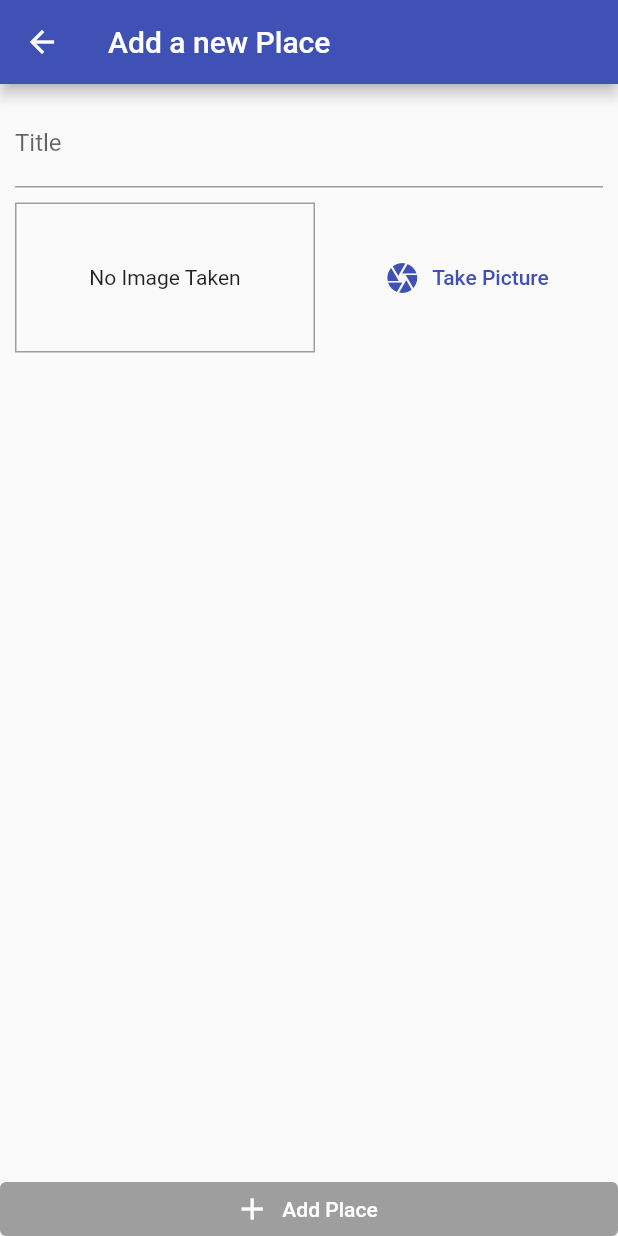
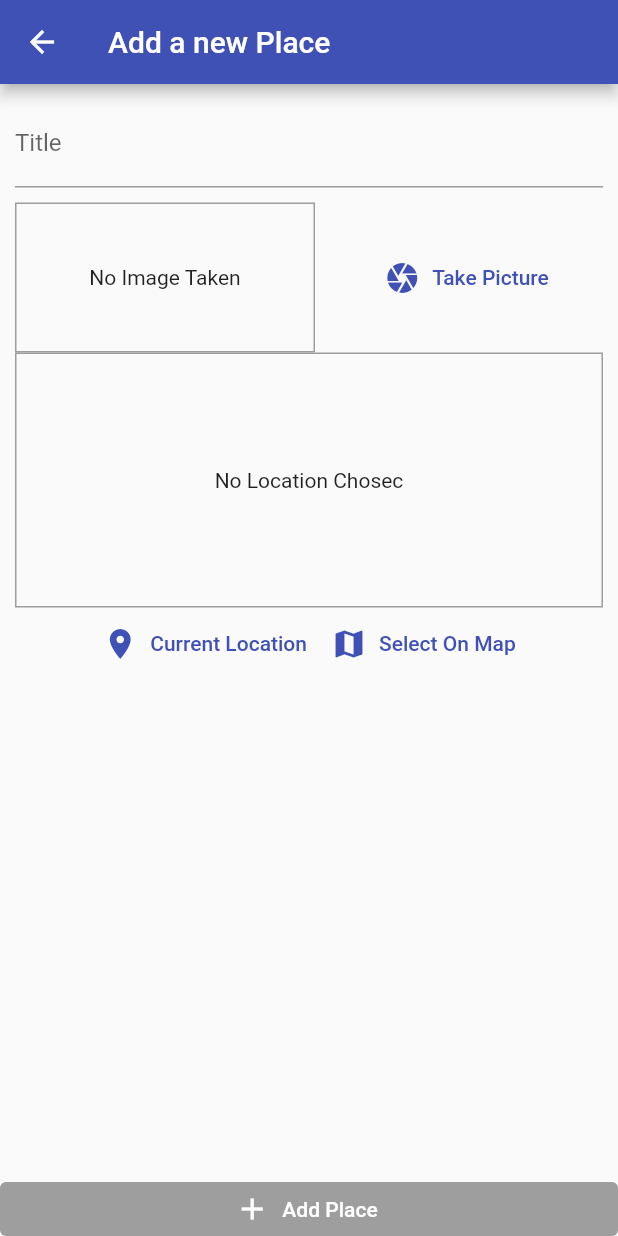
Before and after one commit to ghanayemomar/Using_Native_Feature-s, a Flutter app: the AddPlaceScreen screen opened by its route, on a phone screen of 412 x 824 dp. Run offline on Flutter 3.47's test engine with Material 2 defaults, Android fonts, the phone set to English and light mode, and no system bars; our stand-ins replace image_picker, sqflite; accounts and stored records are empty.

Commit message:
305. Adding a Location Input & The "location" Package

```diff
--- a/lib/main.dart
+++ b/lib/main.dart
@@ -13,6 +13,7 @@ class MyApp extends StatelessWidget {
     return ChangeNotifierProvider.value(
       value: GreatPlaces(),
       child: MaterialApp(
+          debugShowCheckedModeBanner: false,
           title: 'Great Places',
           theme: ThemeData(
             primarySwatch: Colors.indigo,
--- a/lib/screens/add_place_screen.dart
+++ b/lib/screens/add_place_screen.dart
@@ -1,5 +1,6 @@
 import 'package:flutter/material.dart';
 import 'package:project/widgets/image_input.dart';
+import 'package:project/widgets/location_input.dart';
 import '../widgets/image_input.dart';
 import '../providers/great_places.dart';
 import 'package:provider/provider.dart';
@@ -48,6 +49,8 @@ class _AddPlaceScreenState extends State<AddPlaceScreen> {
                       ),
                       SizedBox(height: 10),
                       ImageInput(_selectImage),
+                      SizedBox(),
+                      LocationInput(),
                     ],
                   ),
                 ),
--- /dev/null
+++ b/lib/widgets/location_input.dart
@@ -0,0 +1,56 @@
+import 'package:flutter/material.dart';
+
+class LocationInput extends StatefulWidget {
+  const LocationInput({Key key}) : super(key: key);
+
+  @override
+  State<LocationInput> createState() => _LocationInputState();
+}
+
+class _LocationInputState extends State<LocationInput> {
+  String _previewImageUrl;
+
+  @override
+  Widget build(BuildContext context) {
+    return Column(
+      children: <Widget>[
+        Container(
+          height: 170,
+          width: double.infinity,
+          alignment: Alignment.center,
+          decoration:
+              BoxDecoration(border: Border.all(width: 1, color: Colors.grey)),
+          child: _previewImageUrl == null
+              ? Text(
+                  "No Location Chosec",
+                  textAlign: TextAlign.center,
+                )
+              : Image.network(
+                  _previewImageUrl,
+                  fit: BoxFit.cover,
+                  width: double.infinity,
+                ),
+        ),
+        Row(
+          mainAxisAlignment: MainAxisAlignment.center,
+          children: <Widget>[
+            TextButton.icon(
+              label: Text(
+                "Current Location",
+              ),
+              onPressed: () {},
+              icon: Icon(Icons.location_on),
+            ),
+            TextButton.icon(
+              label: Text(
+                "Select On Map",
+              ),
+              onPressed: () {},
+              icon: Icon(Icons.map),
+            )
+          ],
+        )
+      ],
+    );
+  }
+}
--- a/pubspec.yaml
+++ b/pubspec.yaml
@@ -29,6 +29,8 @@ dependencies:
   path: ^1.8.2
   test: ^1.8.3
   sqflite: ^2.2.2
+  location: ^4.4.0
+
 
 
 
```
Also changed, not shown: 1 other file.
